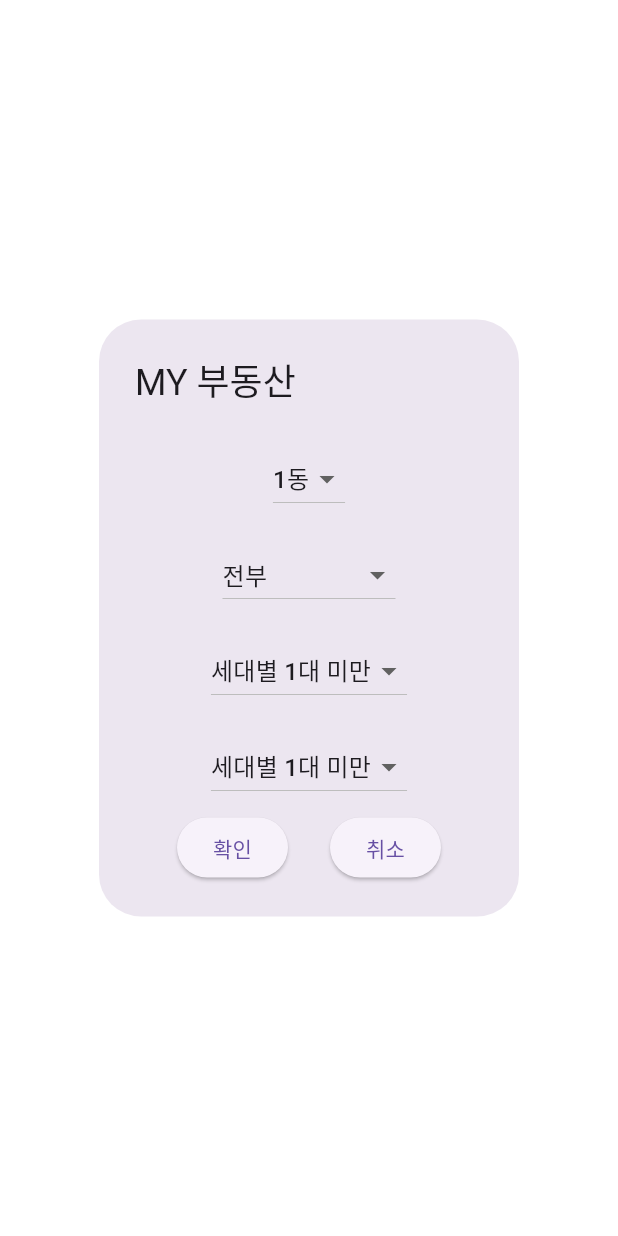
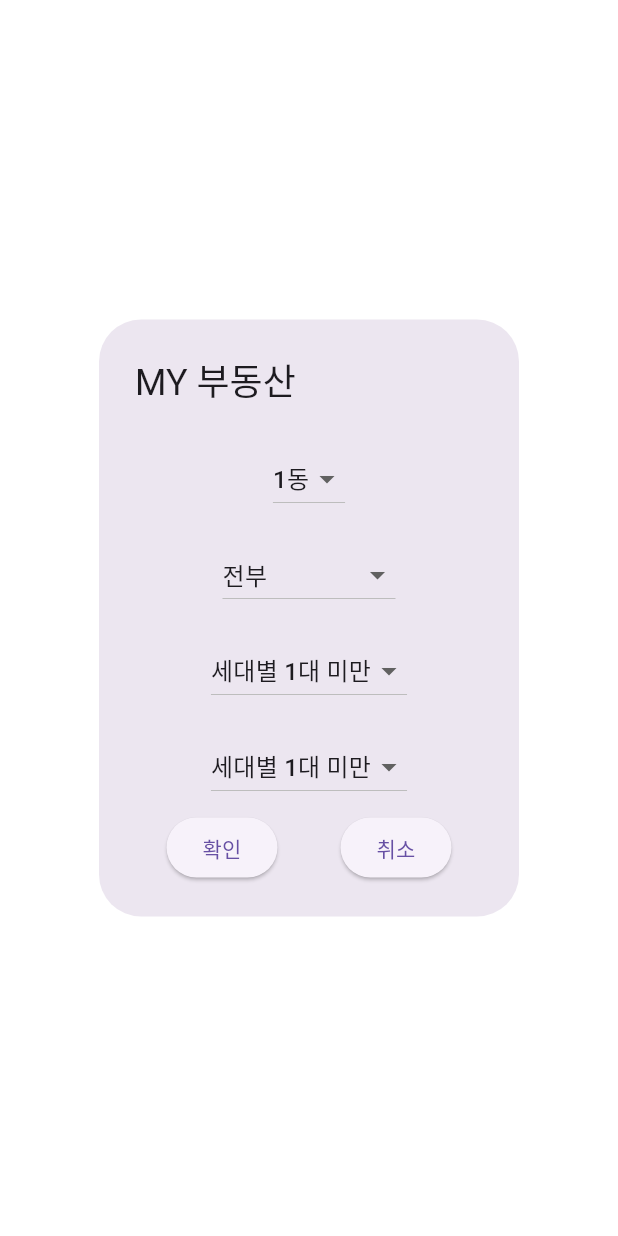
Before and after one commit to jeonghyun77/apt, a Flutter app: the Aptpage screen opened directly, after a tap on the "search" icon, on a phone screen of 412 x 824 dp. Run offline on Flutter 3.47's test engine with Material 3 defaults, Android fonts, the phone set to English and light mode, and no system bars; our stand-ins replace firebase_auth, firebase_core, firebase_crashlytics, flutter_native_splash, google_maps_flutter; missing offline and left inert: kakao_flutter_sdk; accounts and stored records are empty.

Commit message:
디벨롭

```diff
--- a/lib/map/map_filter_dialog.dart
+++ b/lib/map/map_filter_dialog.dart
@@ -98,7 +98,7 @@ class _MapFilterDialogState extends State<MapFilterDialog> {
             ),
             Expanded(
               child: Row(
-                mainAxisAlignment: MainAxisAlignment.spaceEvenly,
+                mainAxisAlignment: MainAxisAlignment.spaceAround,
                 children: [
                   ElevatedButton(onPressed: (){
                     Navigator.of(context).pop(mapFilter);
```
